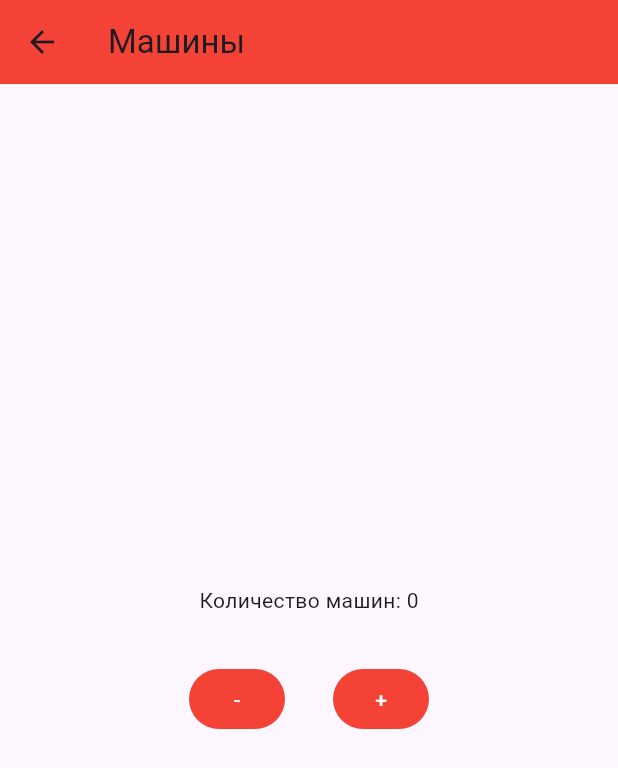
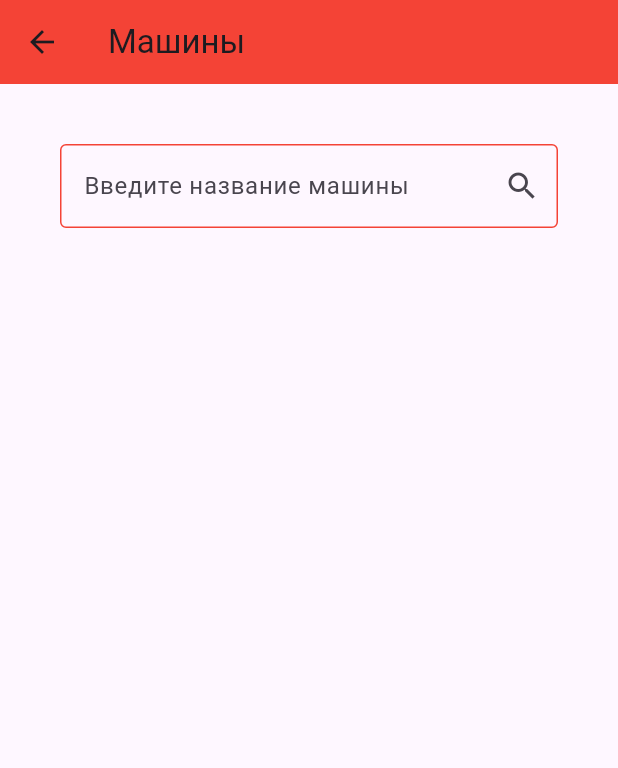
Before and after one commit to Edikwinner/RKMP_Flutter, a Flutter app: the CarsScreen screen opened directly, on a phone screen of 412 x 824 dp. Shown: the top 768 px of the screen. Run offline on Flutter 3.47's test engine with Material 3 defaults, Android fonts, the phone set to English and light mode, and no system bars.

Commit message:
Реализация списка, построенного на Widget Column

```diff
--- a/lib/screens/cars_screen.dart
+++ b/lib/screens/cars_screen.dart
@@ -8,19 +8,22 @@ class CarsScreen extends StatefulWidget {
 }
 
 class CarsScreenState extends State<CarsScreen> {
-  int _counter = 0;
+  final TextEditingController _controller = TextEditingController();
+  final FocusNode _focusNode = FocusNode();
 
-  void _incrementCounter() {
+  final List _cars = [];
+
+  void _addCar(String car) {
     setState(() {
-      _counter++;
+      if (car.trim().isNotEmpty) {
+        _cars.add(car);
+      }
     });
   }
 
-  void _decrementCounter() {
+  void _removeCar(int index) {
     setState(() {
-      if (_counter > 0) {
-        _counter--;
-      }
+      _cars.removeAt(index);
     });
   }
 
@@ -28,42 +31,60 @@ class CarsScreenState extends State<CarsScreen> {
   Widget build(BuildContext context) {
     return Scaffold(
       appBar: AppBar(backgroundColor: Colors.red, title: Text("Машины")),
-      body: Center(
+      body: Padding(
+        padding: const EdgeInsets.all(40),
         child: Column(
-          mainAxisAlignment: MainAxisAlignment.center,
-          children: <Widget>[
-            Padding(
-              padding: EdgeInsetsGeometry.all(16),
-              child: Text("Количество машин: $_counter"),
+          crossAxisAlignment: CrossAxisAlignment.start,
+          children: [
+            TextField(
+              controller: _controller,
+              focusNode: _focusNode,
+              onSubmitted: (value) {
+                _addCar(value);
+                _controller.clear();
+                FocusScope.of(context).requestFocus(_focusNode);
+              },
+              decoration: InputDecoration(
+                hintText: "Введите название машины",
+                suffixIcon: IconButton(
+                  icon: Icon(Icons.search),
+                  onPressed: () {
+                    _addCar(_controller.text);
+                    _controller.clear();
+                    FocusScope.of(context).requestFocus(_focusNode);
+                  },
+                ),
+                focusedBorder: OutlineInputBorder(
+                  borderSide: BorderSide(color: Colors.red, width: 2),
+                ),
+                enabledBorder: OutlineInputBorder(
+                  borderSide: BorderSide(color: Colors.red, width: 1),
+                ),
+              ),
             ),
-            Row(
-              mainAxisAlignment: MainAxisAlignment.center,
-              children: [
-                Padding(
-                  padding: EdgeInsetsGeometry.all(16),
-                  child: FilledButton(
-                    onPressed: () {
-                      _decrementCounter();
-                    },
-                    style: ButtonStyle(
-                      backgroundColor: WidgetStatePropertyAll(Colors.red),
-                    ),
-                    child: Text("-"),
-                  ),
+
+            const SizedBox(height: 16),
+
+            Expanded(
+              child: SingleChildScrollView(
+                child: Column(
+                  crossAxisAlignment: CrossAxisAlignment.start,
+                  children: _cars
+                      .map(
+                        (car) => Card(
+                          elevation: 2,
+                          child: ListTile(
+                            title: Text(car),
+                            trailing: IconButton(
+                              icon: Icon(Icons.delete_forever),
+                              onPressed: () => _removeCar(_cars.indexOf(car)),
+                            ),
+                          ),
+                        ),
+                      )
+                      .toList(),
                 ),
-                Padding(
-                  padding: EdgeInsetsGeometry.all(16),
-                  child: FilledButton(
-                    onPressed: () {
-                      _incrementCounter();
-                    },
-                    style: ButtonStyle(
-                      backgroundColor: WidgetStatePropertyAll(Colors.red),
-                    ),
-                    child: Text("+"),
-                  ),
-                ),
-              ],
+              ),
             ),
           ],
         ),
```
